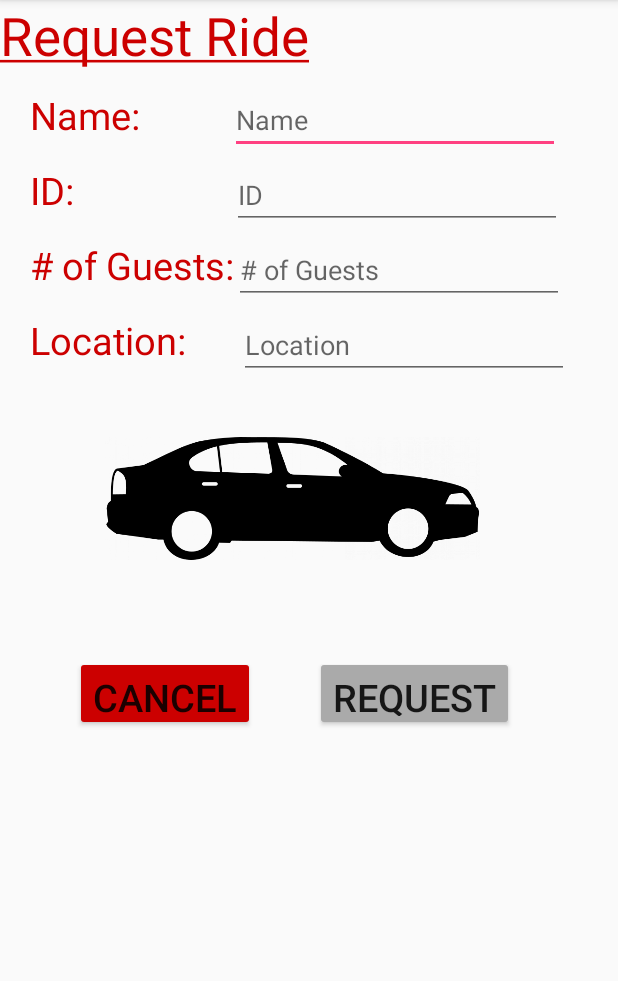
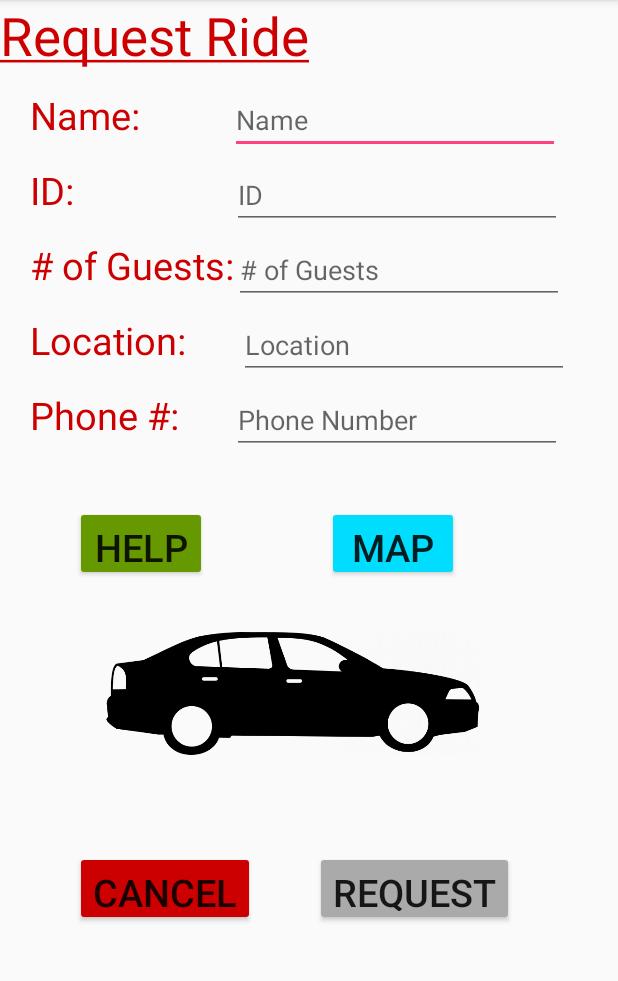
Before and after one commit to lamki100/OperationSafeRide2, an Android app: the screen it shows after launch (MainActivity), on a phone screen of 412 x 824 dp, the part 84-1065 px from its top. Run offline under Robolectric (Android 15) with nearby library versions, the phone set to English and light mode, and no system bars.

Commit message:
Added buttons and fields, need to be linked with functions still

```diff
--- a/app/src/main/res/layout/content_main.xml
+++ b/app/src/main/res/layout/content_main.xml
@@ -91,6 +91,51 @@
             />
     </LinearLayout>
     <LinearLayout
+        android:layout_width="match_parent"
+        android:layout_height="50dp"
+        android:layout_marginLeft="20dp"
+        android:orientation="horizontal">
+        <TextView
+            android:layout_width="wrap_content"
+            android:textColor="@android:color/holo_red_dark"
+            android:textSize="25sp"
+            android:layout_height="wrap_content"
+            android:text="@string/phone_message"
+            />
+        <EditText
+            android:id="@+id/phone_text"
+            android:layout_marginLeft="35dp"
+            android:layout_width="220dp"
+            android:layout_height="wrap_content"
+            android:hint="@string/phone_hint"
+            />
+    </LinearLayout>
+    <LinearLayout
+        android:layout_width="match_parent"
+        android:layout_height="50dp"
+        android:layout_marginTop="30dp"
+        android:layout_marginLeft="0dp"
+        android:orientation="horizontal">
+        <Button
+            android:id="@+id/help_button"
+            android:layout_width="wrap_content"
+            android:layout_height="wrap_content"
+            android:layout_marginLeft="50dp"
+            android:textSize="25sp"
+            android:onClick=""
+            android:backgroundTint="@android:color/holo_green_dark"
+            android:text="@string/help"/>
+        <Button
+            android:id="@+id/map_button"
+            android:layout_width="wrap_content"
+            android:layout_height="wrap_content"
+            android:layout_marginLeft="80dp"
+            android:onClick=""
+            android:textSize="25sp"
+            android:backgroundTint="@android:color/holo_blue_bright"
+            android:text="@string/map"/>
+    </LinearLayout>
+    <LinearLayout
         android:layout_width="250dp"
         android:layout_height="150dp"
         android:layout_marginLeft="70dp"
--- a/app/src/main/res/values/strings.xml
+++ b/app/src/main/res/values/strings.xml
@@ -12,4 +12,8 @@
     <string name="location_hint">Location</string>
     <string name="cancel_button">Cancel</string>
     <string name="request_button">Request</string>
+    <string name="phone_message">Phone #:</string>
+    <string name="phone_hint">Phone Number</string>
+    <string name="help">Help</string>
+    <string name="map">Map</string>
 </resources>
```
